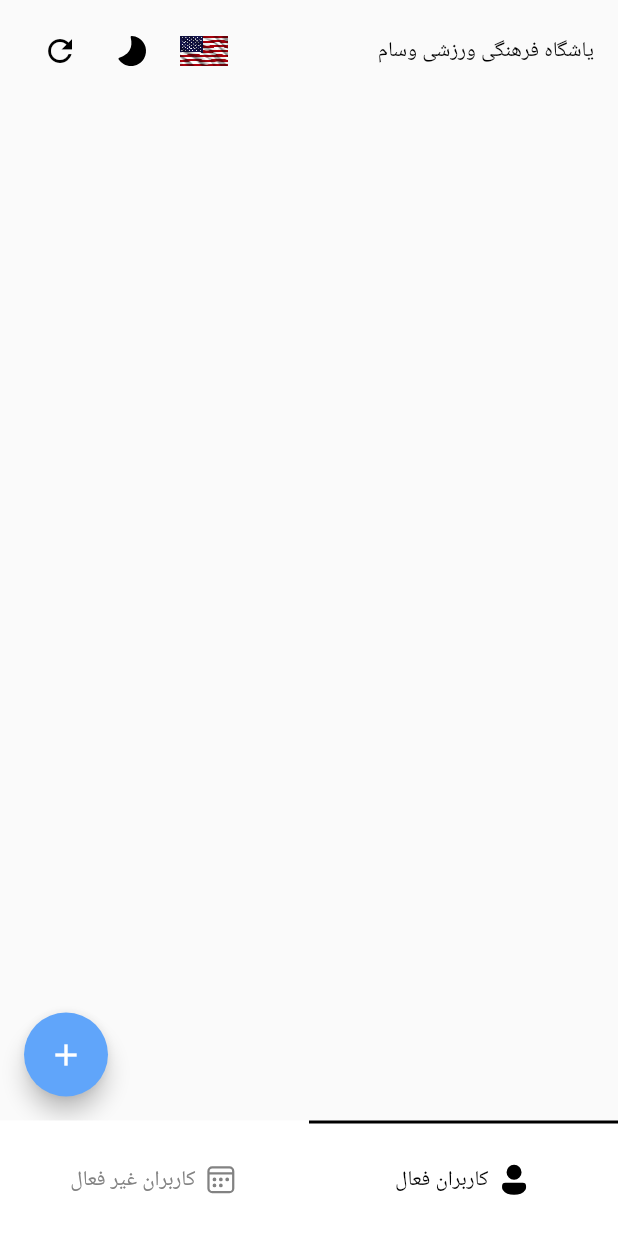
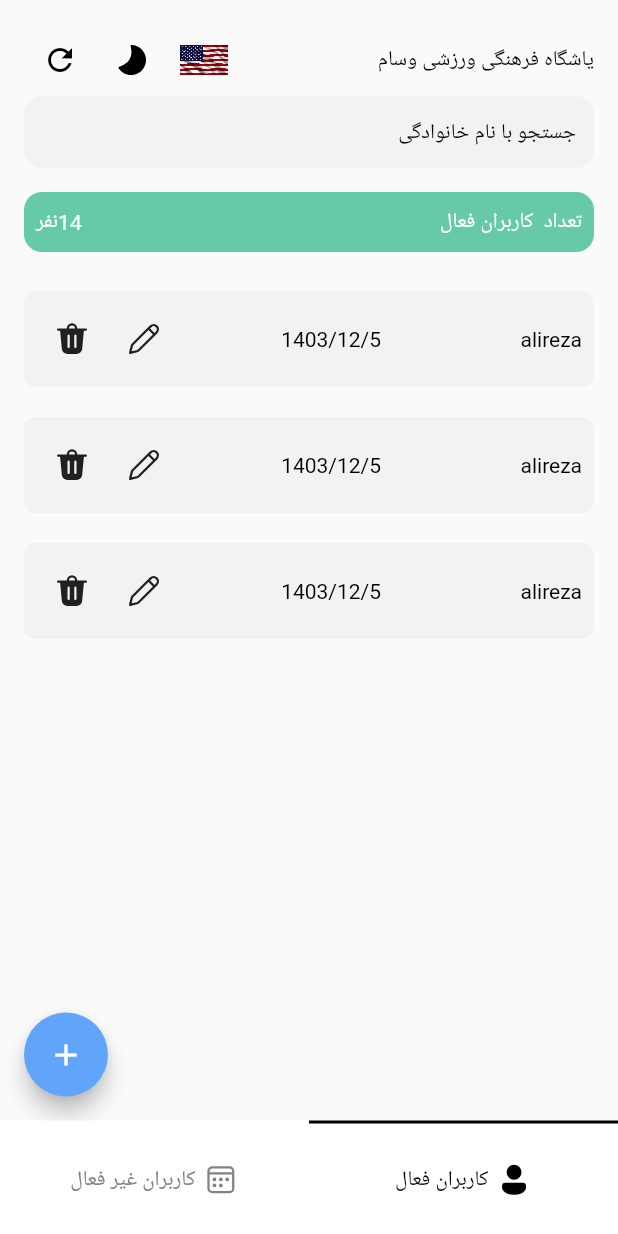
Before and after one commit to alirezashahabb/gym, a Flutter app: the screen it shows after launch, on a phone screen of 412 x 824 dp. Run offline on Flutter 3.47's test engine with Material 3 defaults, Android fonts, the phone set to English and light mode, and no system bars; our stand-ins replace easy_localization, fluentui_system_icons, hive_flutter, shared_preferences; accounts and stored records are empty; Roboto replaces fonts that are missing (Vazir).

Commit message:
add listView to user Screen

```diff
--- a/lib/screen/users/users.dart
+++ b/lib/screen/users/users.dart
@@ -14,19 +14,22 @@ class UsersScreen extends StatelessWidget {
   Widget build(BuildContext context) {
     final ThemeData themeData = Theme.of(context);
     return Scaffold(
-      floatingActionButton: FloatingActionButton(
+      floatingActionButton: isActive
+          ? FloatingActionButton(
               backgroundColor: themeData.colorScheme.primary,
               onPressed: () {},
               child: const Icon(
                 Icons.add,
                 color: CustomColors.kWhiteColor,
               ),
-      ),
+            )
+          : null,
       body: SafeArea(
           child: Padding(
-        padding: const EdgeInsets.symmetric(horizontal: 16, vertical: 10),
+        padding: const EdgeInsets.symmetric(horizontal: 16, vertical: 16),
         child: Column(
           children: [
+            // for light and dark them so locale
             Row(
               children: [
                 Expanded(
@@ -72,7 +75,90 @@ class UsersScreen extends StatelessWidget {
                   ),
                 ),
               ],
-            )
+            ),
+
+            // for search text field
+            TextField(
+              decoration: InputDecoration(
+                fillColor: themeData.colorScheme.tertiary,
+                filled: true,
+                hintText: LocaleKeys.search_by_fullName.tr(),
+                hintStyle: themeData.textTheme.bodyMedium,
+                border: OutlineInputBorder(
+                  borderSide: BorderSide.none,
+                  borderRadius: BorderRadius.circular(12),
+                ),
+                contentPadding: const EdgeInsets.all(12),
+              ),
+            ),
+            const SizedBox(
+              height: 16,
+            ),
+            // for Active and DeActive Users
+            Container(
+              padding: const EdgeInsets.all(8),
+              height: 40,
+              width: double.infinity,
+              decoration: BoxDecoration(
+                color: isActive
+                    ? CustomColors.kGreenColor
+                    : CustomColors.kRedColor,
+                borderRadius: BorderRadius.circular(12),
+              ),
+              child: Row(
+                mainAxisAlignment: MainAxisAlignment.spaceBetween,
+                children: [
+                  Text(
+                    isActive
+                        ? LocaleKeys.count_of_active_user.tr()
+                        : LocaleKeys.count_of_inactive_user.tr(),
+                    style: themeData.textTheme.bodyMedium!.copyWith(
+                      color: CustomColors.kWhiteColor,
+                    ),
+                  ),
+                  Text(
+                    LocaleKeys.people.tr(
+                      namedArgs: {"count": "14"},
+                    ),
+                    style: themeData.textTheme.bodyMedium!.copyWith(
+                      color: CustomColors.kWhiteColor,
+                    ),
+                  ),
+                ],
+              ),
+            ),
+            const SizedBox(
+              height: 16,
+            ),
+            //for ListView Builder
+            Expanded(
+                child: ListView.builder(
+              itemCount: 3,
+              itemBuilder: (context, index) {
+                return Container(
+                  margin: const EdgeInsets.symmetric(vertical: 10),
+                  padding:
+                      const EdgeInsets.symmetric(vertical: 8, horizontal: 8),
+                  decoration: BoxDecoration(
+                      color: themeData.colorScheme.tertiary,
+                      borderRadius: BorderRadius.circular(8)),
+                  child: Row(
+                    children: [
+                      const Expanded(child: Text('alireza')),
+                      const Expanded(child: Text('1403/12/5')),
+                      IconButton(
+                        onPressed: () {},
+                        icon: const Icon(FluentIcons.edit_24_regular),
+                      ),
+                      IconButton(
+                        onPressed: () {},
+                        icon: const Icon(FluentIcons.delete_12_filled),
+                      ),
+                    ],
+                  ),
+                );
+              },
+            )),
           ],
         ),
       )),
```
Lines whose indentation alone changed are shown as unchanged.
